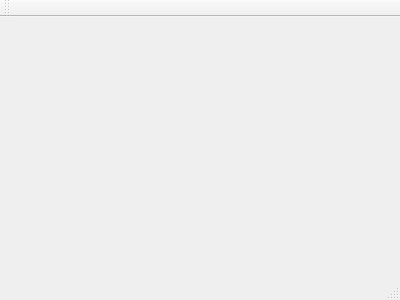
Above: mainwindow.ui from Freitag-fri/PaintAlgorithm before the change. Below: the same form after it.
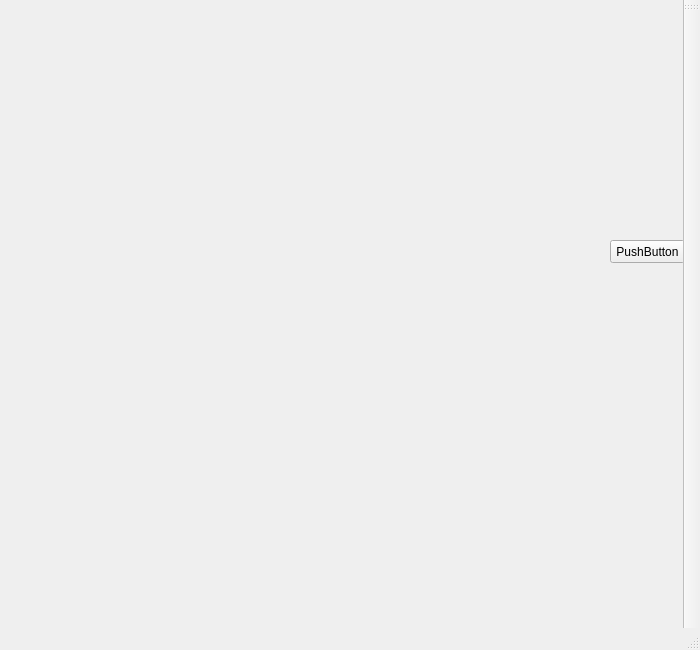
That is the form after the change.

Diff of the .ui file:
```diff
--- a/mainwindow.ui
+++ b/mainwindow.ui
@@ -1,24 +1,56 @@
 <ui version="4.0">
  <class>MainWindow</class>
- <widget class="QMainWindow" name="MainWindow" >
-  <property name="geometry" >
+ <widget class="QMainWindow" name="MainWindow">
+  <property name="windowModality">
+   <enum>Qt::NonModal</enum>
+  </property>
+  <property name="geometry">
    <rect>
     <x>0</x>
     <y>0</y>
-    <width>400</width>
-    <height>300</height>
+    <width>700</width>
+    <height>650</height>
    </rect>
   </property>
   <property name="windowTitle" >
    <string>MainWindow</string>
   </property>
-  <widget class="QMenuBar" name="menuBar" />
-  <widget class="QToolBar" name="mainToolBar" />
-  <widget class="QWidget" name="centralWidget" />
-  <widget class="QStatusBar" name="statusBar" />
+  <widget class="QWidget" name="centralWidget">
+   <widget class="QPushButton" name="pushButton">
+    <property name="geometry">
+     <rect>
+      <x>610</x>
+      <y>240</y>
+      <width>75</width>
+      <height>23</height>
+     </rect>
+    </property>
+    <property name="text">
+     <string>PushButton</string>
+    </property>
+   </widget>
+  </widget>
+  <widget class="QMenuBar" name="menuBar">
+   <property name="geometry">
+    <rect>
+     <x>0</x>
+     <y>0</y>
+     <width>700</width>
+     <height>21</height>
+    </rect>
+   </property>
+  </widget>
+  <widget class="QToolBar" name="mainToolBar">
+   <attribute name="toolBarArea">
+    <enum>RightToolBarArea</enum>
+   </attribute>
+   <attribute name="toolBarBreak">
+    <bool>false</bool>
+   </attribute>
+  </widget>
+  <widget class="QStatusBar" name="statusBar"/>
  </widget>
- <layoutDefault spacing="6" margin="11" />
- <pixmapfunction></pixmapfunction>
+ <layoutdefault spacing="6" margin="11"/>
  <resources/>
  <connections/>
 </ui>
```
Left out of the diff: 3 changed lines with no effect on the pictures.
